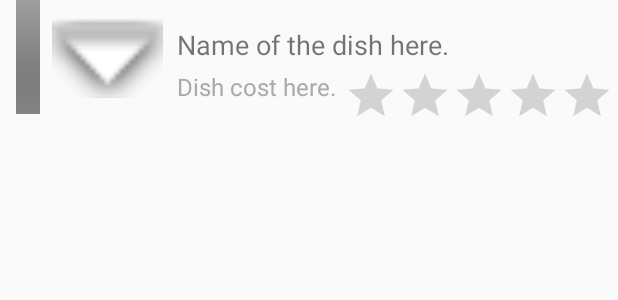
After one commit to dmmnjaws/CMU-2019-2020, an Android app: the layout list_row_dish.xml on its own in the app's theme, with its tools: preview values and no code run, on a phone screen of 412 x 824 dp. The commit adds this screen. Shown: the top 300 px of the screen. Run offline under Robolectric (Android 15) with nearby library versions, the phone set to English and light mode, and no system bars.

Commit message:
Dishes and Adapter for dish list.

```diff
--- a/app/src/main/java/pt/ulisboa/tecnico/cmov/foodist/DiningOption.java
+++ b/app/src/main/java/pt/ulisboa/tecnico/cmov/foodist/DiningOption.java
@@ -1,10 +1,13 @@
 package pt.ulisboa.tecnico.cmov.foodist;
+
+import java.util.ArrayList;
 
 public class DiningOption {
 
     private String name;
     private String address;
     private int imageId;
+    private ArrayList<Dish> dishes;
 
     public DiningOption(String name, String address, int imageId){
         this.name = name;
--- a/app/src/main/java/pt/ulisboa/tecnico/cmov/foodist/DishPictureActivity.java
+++ b/app/src/main/java/pt/ulisboa/tecnico/cmov/foodist/DishPictureActivity.java
@@ -6,9 +6,12 @@ import android.os.Bundle;
 
 public class DishPictureActivity extends AppCompatActivity {
 
+    private DishImage dishImage;
+
     @Override
     protected void onCreate(Bundle savedInstanceState) {
         super.onCreate(savedInstanceState);
         setContentView(R.layout.activity_dish_picture);
     }
+
 }
--- a/app/src/main/res/layout/activity_dining_place.xml
+++ b/app/src/main/res/layout/activity_dining_place.xml
@@ -29,12 +29,12 @@
 
     <ListView
         android:id="@+id/listOfDishes"
-        android:layout_width="409dp"
-        android:layout_height="666dp"
+        android:layout_width="408dp"
+        android:layout_height="534dp"
         app:layout_constraintBottom_toBottomOf="parent"
         app:layout_constraintLeft_toLeftOf="parent"
         app:layout_constraintRight_toRightOf="parent"
-        app:layout_constraintTop_toTopOf="parent"
+        app:layout_constraintTop_toBottomOf="@+id/chooseCampusSpinner"
         app:layout_constraintVertical_bias="1.0" />
 
 </androidx.constraintlayout.widget.ConstraintLayout>
--- /dev/null
+++ b/app/src/main/res/layout/list_row_dish.xml
@@ -0,0 +1,69 @@
+<?xml version="1.0" encoding="utf-8"?>
+<androidx.constraintlayout.widget.ConstraintLayout  xmlns:android="http://schemas.android.com/apk/res/android"
+    xmlns:app="http://schemas.android.com/apk/res-auto"
+    xmlns:tools="http://schemas.android.com/tools"
+    android:orientation="vertical" android:layout_width="match_parent"
+    android:layout_height="match_parent">
+
+
+    <TextView
+        android:id="@+id/dishName"
+        android:layout_width="294dp"
+        android:layout_height="29dp"
+        android:text="Name of the dish here."
+        android:textSize="18dp"
+        app:layout_constraintBottom_toBottomOf="parent"
+        app:layout_constraintHorizontal_bias="1.0"
+        app:layout_constraintLeft_toLeftOf="parent"
+        app:layout_constraintRight_toRightOf="parent"
+        app:layout_constraintTop_toTopOf="@+id/dishImage"
+        app:layout_constraintVertical_bias="0.022" />
+
+    <ImageView
+        android:id="@+id/dishImage"
+        android:layout_width="74dp"
+        android:layout_height="76dp"
+        app:layout_constraintBottom_toBottomOf="parent"
+        app:layout_constraintHorizontal_bias="0.103"
+        app:layout_constraintLeft_toLeftOf="parent"
+        app:layout_constraintRight_toRightOf="parent"
+        app:layout_constraintTop_toTopOf="parent"
+        app:layout_constraintVertical_bias="0.0"
+        app:srcCompat="@android:drawable/arrow_down_float" />
+
+    <TextView
+        android:id="@+id/dishCost"
+        android:layout_width="111dp"
+        android:layout_height="35dp"
+        android:text="Dish cost here."
+        android:textColor="@android:color/darker_gray"
+        android:textSize="16dp"
+        app:layout_constraintBottom_toBottomOf="parent"
+        app:layout_constraintLeft_toLeftOf="@+id/dishName"
+        app:layout_constraintTop_toBottomOf="@+id/dishName"
+        app:layout_constraintVertical_bias="0.0" />
+
+    <RatingBar
+        android:id="@+id/dishRatingBar"
+        style="@style/Widget.AppCompat.RatingBar.Indicator"
+        android:layout_width="180dp"
+        android:layout_height="35dp"
+        android:numStars="5"
+        app:layout_constraintBottom_toBottomOf="parent"
+        app:layout_constraintHorizontal_bias="0.0"
+        app:layout_constraintLeft_toRightOf="@+id/dishCost"
+        app:layout_constraintRight_toRightOf="parent"
+        app:layout_constraintTop_toTopOf="parent"
+        app:layout_constraintVertical_bias="0.058" />
+
+    <ImageView
+        android:id="@+id/arrowImageView"
+        android:layout_width="32dp"
+        android:layout_height="76dp"
+        android:rotation="0"
+        app:layout_constraintRight_toLeftOf="@+id/dishImage"
+        app:layout_constraintTop_toTopOf="@+id/dishImage"
+        android:src="@android:drawable/title_bar_tall" />
+
+
+</androidx.constraintlayout.widget.ConstraintLayout>
```
Also changed, not shown: app/src/main/java/pt/ulisboa/tecnico/cmov/foodist/DiningPlaceActivity.java (+9 -0 lines), app/src/main/java/pt/ulisboa/tecnico/cmov/foodist/Dish.java (added, +28 -0 lines), app/src/main/java/pt/ulisboa/tecnico/cmov/foodist/DishAdapter.java (added, +50 -0 lines), app/src/main/java/pt/ulisboa/tecnico/cmov/foodist/DishImage.java (added, +15 -0 lines).
